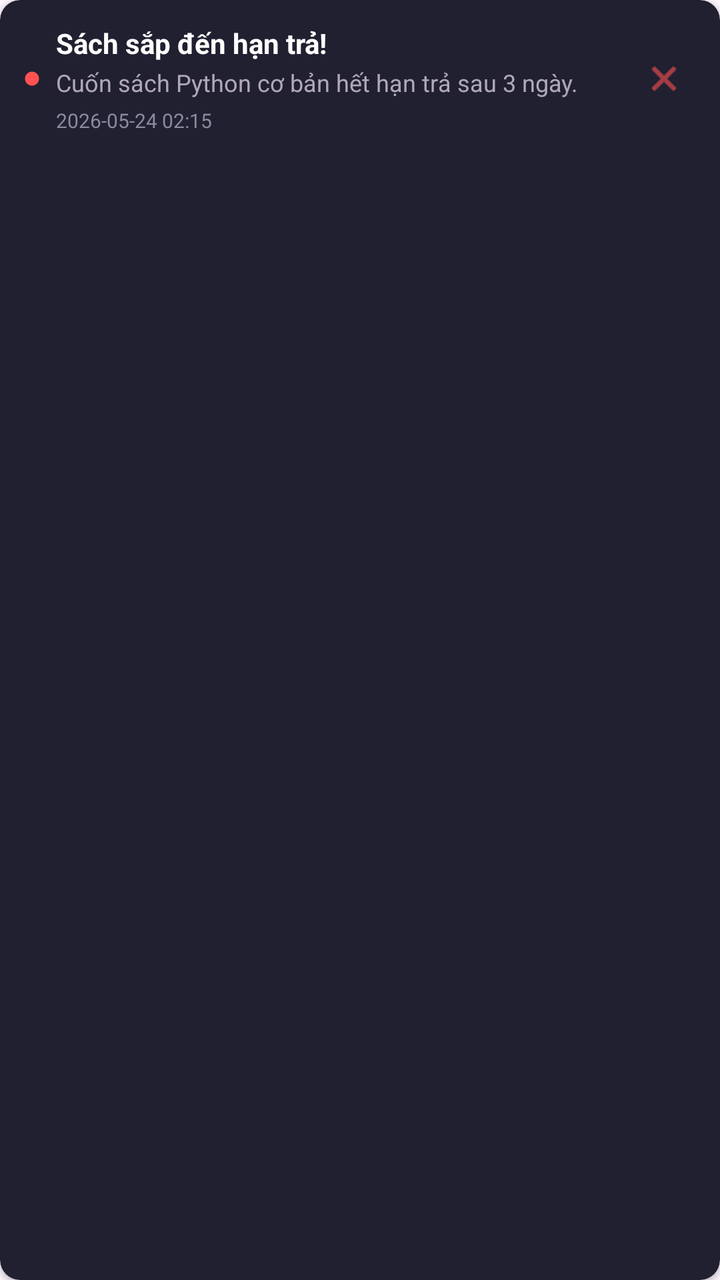
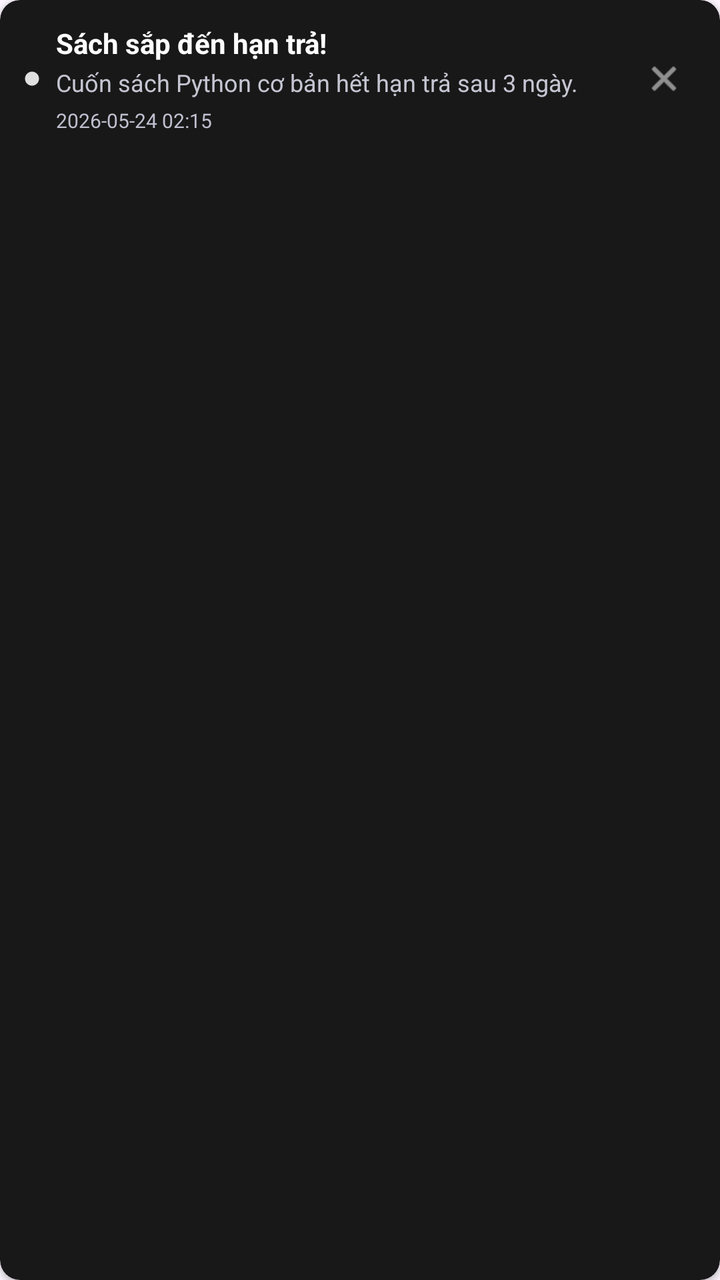

Two renders of the same Android screen: before a commit and after it. Below are the layout's source before the change and the commit's diff.
<!-- AndroidManifest.xml: application theme Theme.QLTV -->
<!-- res/layout/item_notification.xml -->
<?xml version="1.0" encoding="utf-8"?>
<androidx.cardview.widget.CardView xmlns:android="http://schemas.android.com/apk/res/android"
    xmlns:app="http://schemas.android.com/apk/res-auto"
    android:layout_width="match_parent"
    android:layout_height="wrap_content"
    android:layout_marginHorizontal="4dp"
    android:layout_marginVertical="4dp"
    app:cardBackgroundColor="#212030"
    app:cardCornerRadius="10dp">

    <LinearLayout
        android:layout_width="match_parent"
        android:layout_height="wrap_content"
        android:gravity="center_vertical"
        android:orientation="horizontal"
        android:padding="12dp">

        
        <View
            android:id="@+id/viewUnreadDot"
            android:layout_width="8dp"
            android:layout_height="8dp"
            android:layout_marginEnd="8dp"
            android:background="@android:drawable/presence_online"
            android:backgroundTint="#FF5252" />

        <LinearLayout
            android:layout_width="0dp"
            android:layout_height="wrap_content"
            android:layout_weight="1"
            android:orientation="vertical">

            <TextView
                android:id="@+id/txtNotifTitleRow"
                android:layout_width="wrap_content"
                android:layout_height="wrap_content"
                android:text="Sách sắp đến hạn trả!"
                android:textColor="#FFFFFF"
                android:textSize="14sp"
                android:textStyle="bold" />

            <TextView
                android:id="@+id/txtNotifBodyRow"
                android:layout_width="wrap_content"
                android:layout_height="wrap_content"
                android:layout_marginTop="2dp"
                android:text="Cuốn sách Python cơ bản hết hạn trả sau 3 ngày."
                android:textColor="#B0A8B9"
                android:textSize="12sp" />

            <TextView
                android:id="@+id/txtNotifDateRow"
                android:layout_width="wrap_content"
                android:layout_height="wrap_content"
                android:layout_marginTop="4dp"
                android:text="2026-05-24 02:15"
                android:textColor="#8A8A9D"
                android:textSize="10sp" />
        </LinearLayout>

        
        <ImageView
            android:id="@+id/btnDeleteNotifRow"
            android:layout_width="32dp"
            android:layout_height="32dp"
            android:layout_marginStart="8dp"
            android:background="?attr/selectableItemBackgroundBorderless"
            android:contentDescription="Delete notif"
            android:padding="6dp"
            android:src="@android:drawable/ic_menu_close_clear_cancel"
            app:tint="#FF5252" />

    </LinearLayout>
</androidx.cardview.widget.CardView>
<!-- resources referenced by this layout -->
<resources>
  <style name="Theme.QLTV" parent="Base.Theme.QLTV" />
  <style name="Base.Theme.QLTV" parent="Theme.Material3.DayNight.NoActionBar">
          
          
      </style>
</resources>

<!-- the commit's change to res/layout/item_notification.xml (unified diff, before → after) -->
@@ -5,7 +5,7 @@
     android:layout_height="wrap_content"
     android:layout_marginHorizontal="4dp"
     android:layout_marginVertical="4dp"
-    app:cardBackgroundColor="#212030"
+    app:cardBackgroundColor="#181818"
     app:cardCornerRadius="10dp">
 
     <LinearLayout
@@ -22,7 +22,7 @@
             android:layout_height="8dp"
             android:layout_marginEnd="8dp"
             android:background="@android:drawable/presence_online"
-            android:backgroundTint="#FF5252" />
+            android:backgroundTint="#E0E0E0" />
 
         <LinearLayout
             android:layout_width="0dp"
@@ -45,7 +45,7 @@
                 android:layout_height="wrap_content"
                 android:layout_marginTop="2dp"
                 android:text="Cuốn sách Python cơ bản hết hạn trả sau 3 ngày."
-                android:textColor="#B0A8B9"
+                android:textColor="#C5C5D2"
                 android:textSize="12sp" />
 
             <TextView
@@ -54,7 +54,7 @@
                 android:layout_height="wrap_content"
                 android:layout_marginTop="4dp"
                 android:text="2026-05-24 02:15"
-                android:textColor="#8A8A9D"
+                android:textColor="#BFBFCF"
                 android:textSize="10sp" />
         </LinearLayout>
 
@@ -68,7 +68,7 @@
             android:contentDescription="Delete notif"
             android:padding="6dp"
             android:src="@android:drawable/ic_menu_close_clear_cancel"
-            app:tint="#FF5252" />
+            app:tint="#E0E0E0" />
 
     </LinearLayout>
 </androidx.cardview.widget.CardView>
